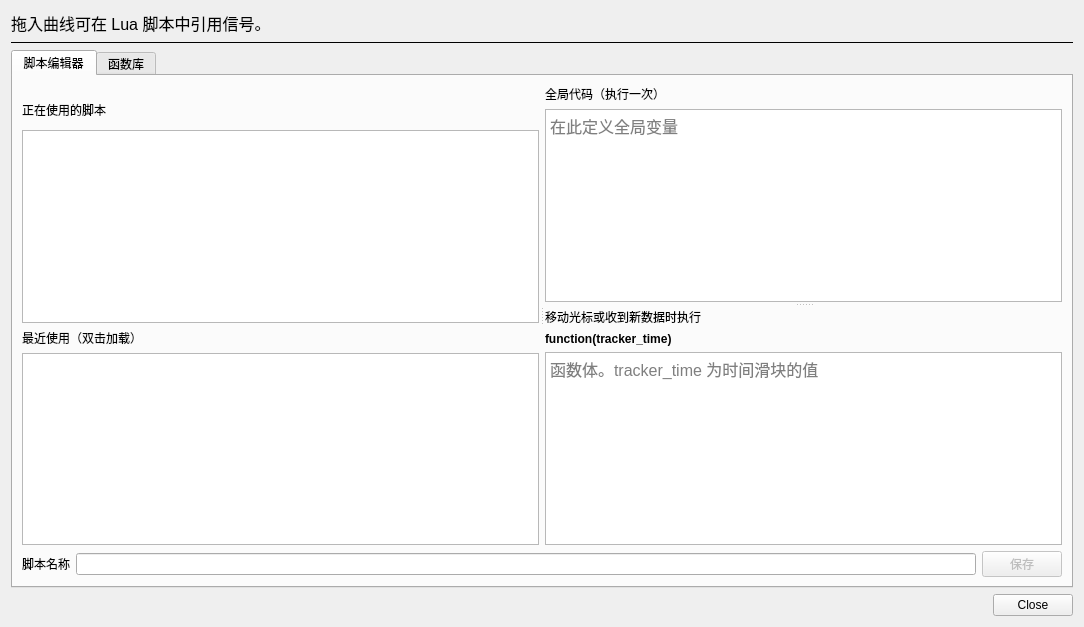
First picture: the form in patches/lua_editor.ui, repository hlian8700-afk/PlotJuggler-GW-Chinese, before the edit.
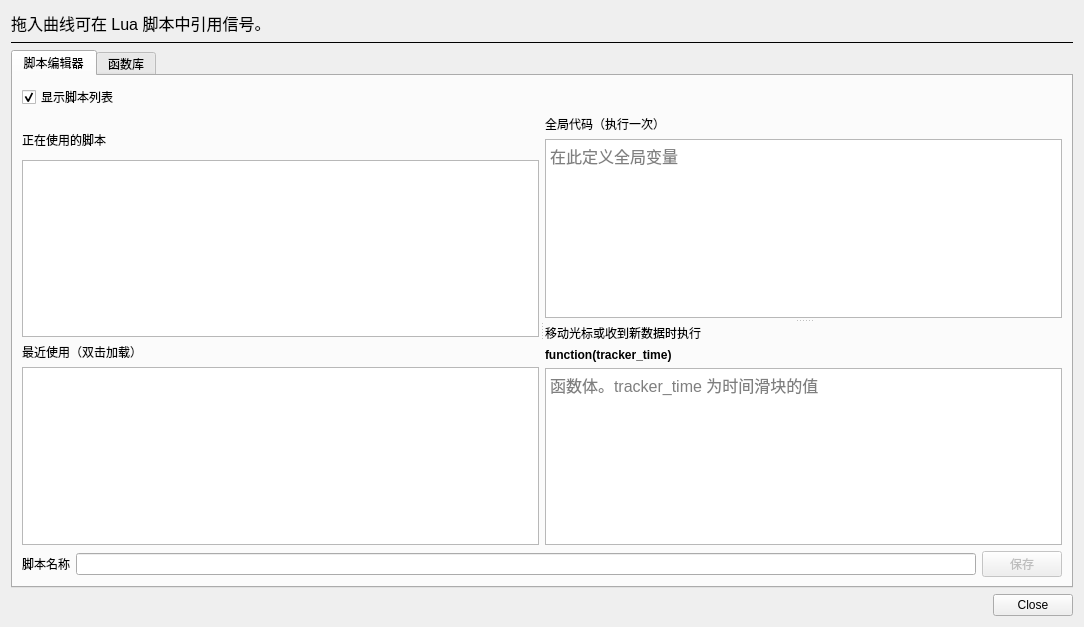
Second picture: the form after the edit. Custom widgets are drawn as their Qt base class.

Commit message: Keep tool pages within the available window width

Diff of the .ui file:
```diff
--- a/patches/lua_editor.ui
+++ b/patches/lua_editor.ui
@@ -51,7 +51,8 @@
       <attribute name="title">
        <string>脚本编辑器</string>
       </attribute>
-      <layout class="QVBoxLayout" name="verticalLayout_4" stretch="1,0">
+      <layout class="QVBoxLayout" name="verticalLayout_4" stretch="0,1,0">
+<item><layout class="QHBoxLayout" name="scriptListActions"><item><widget class="QCheckBox" name="showScriptList"><property name="text"><string>显示脚本列表</string></property><property name="checked"><bool>true</bool></property></widget></item><item><spacer name="luaListStretch"><property name="orientation"><enum>Qt::Horizontal</enum></property><property name="sizeHint" stdset="0"><size><width>0</width><height>0</height></size></property></spacer></item></layout></item>
        <item>
         <widget class="QSplitter" name="scriptSplitter">
          <property name="orientation">
```
The commit also changes 4 other files.
